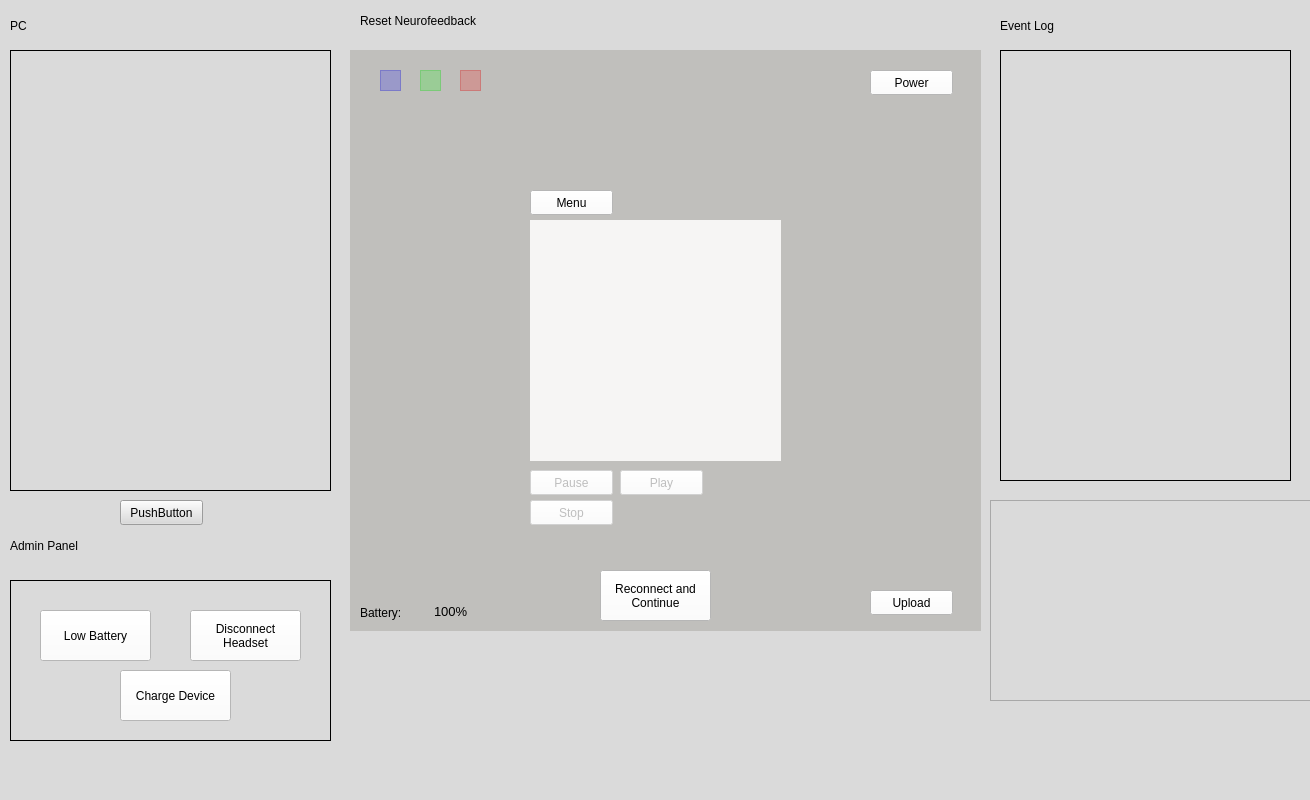
Old version of the form COMP3004_Project_Team11/mainwindow.ui in the repository SaeidEl-Saadi/COMP3004-Team-11.
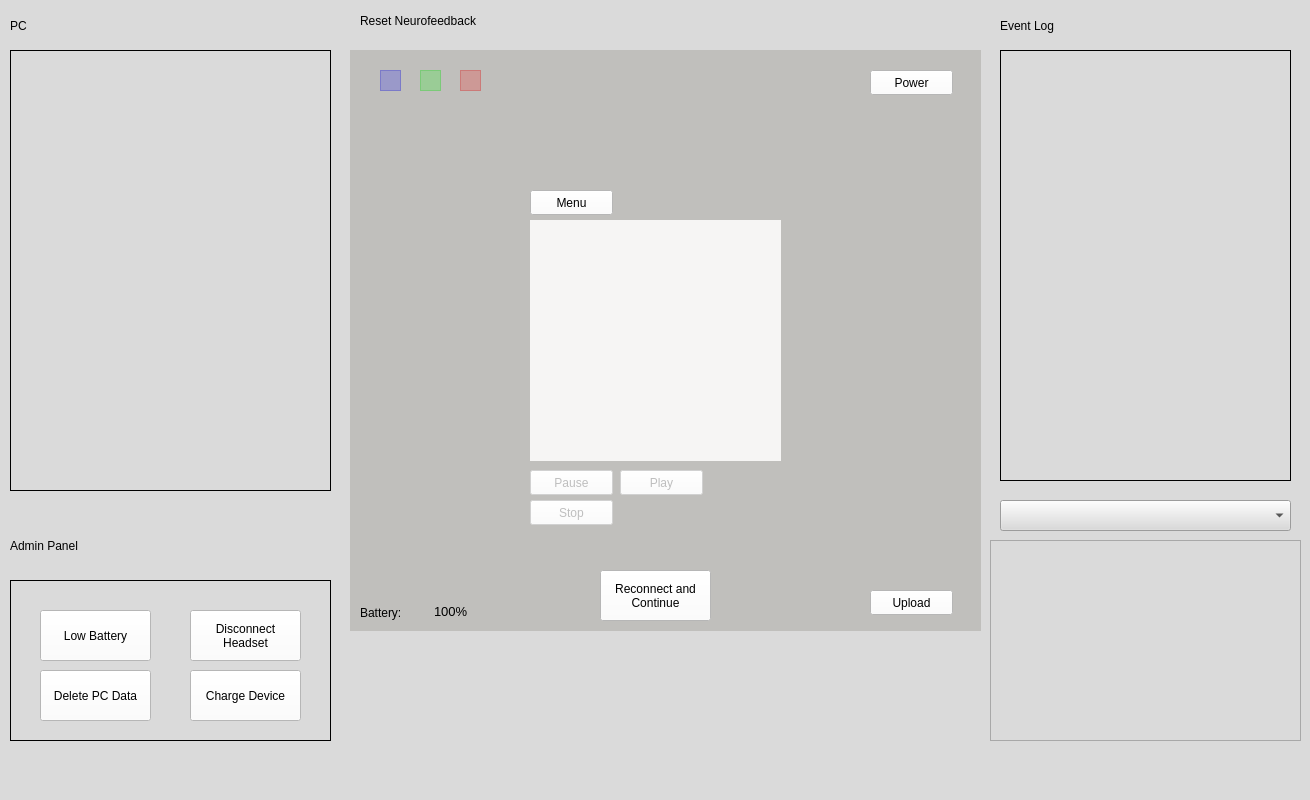
New version of the form. Custom widgets are drawn as their Qt base class.

Diff of the .ui file:
```diff
--- a/COMP3004_Project_Team11/mainwindow.ui
+++ b/COMP3004_Project_Team11/mainwindow.ui
@@ -667,7 +667,7 @@
     <widget class="QPushButton" name="chargeDevice">
      <property name="geometry">
       <rect>
-       <x>110</x>
+       <x>180</x>
        <y>90</y>
        <width>111</width>
        <height>51</height>
@@ -681,6 +681,23 @@
       <string>Charge Device</string>
      </property>
     </widget>
+    <widget class="QPushButton" name="deletePCData">
+     <property name="geometry">
+      <rect>
+       <x>30</x>
+       <y>90</y>
+       <width>111</width>
+       <height>51</height>
+      </rect>
+     </property>
+     <property name="styleSheet">
+      <string notr="true">font: 10pt &quot;DejaVu Sans Mono&quot;;
+background-color: rgb(255, 255, 255);</string>
+     </property>
+     <property name="text">
+      <string>Delete PC Data</string>
+     </property>
+    </widget>
    </widget>
    <widget class="QLabel" name="label_4">
     <property name="geometry">
@@ -703,23 +720,26 @@
     <property name="geometry">
      <rect>
       <x>990</x>
-      <y>500</y>
-      <width>321</width>
+      <y>540</y>
+      <width>311</width>
       <height>201</height>
      </rect>
     </property>
    </widget>
-   <widget class="QPushButton" name="deleteSessionsPC">
+   <widget class="QComboBox" name="sites">
     <property name="geometry">
      <rect>
-      <x>120</x>
+      <x>1000</x>
       <y>500</y>
-      <width>83</width>
-      <height>25</height>
+      <width>291</width>
+      <height>31</height>
      </rect>
     </property>
-    <property name="text">
-     <string>PushButton</string>
+    <property name="currentText">
+     <string/>
+    </property>
+    <property name="currentIndex">
+     <number>-1</number>
     </property>
    </widget>
   </widget>
```
